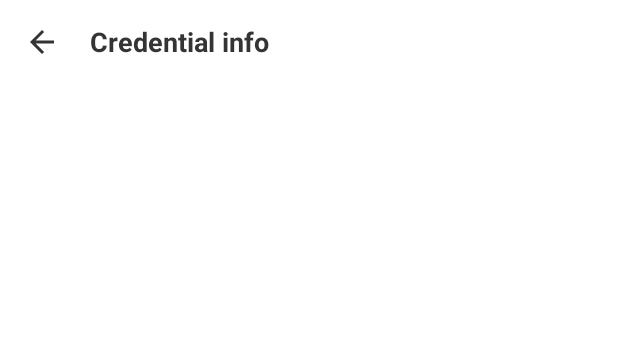
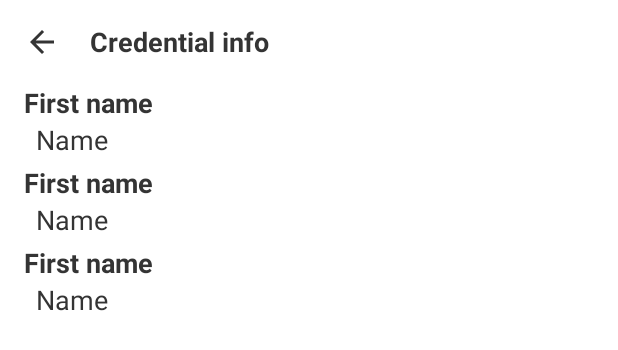
Before and after one commit to alexandr7035/AffinidiID, an Android app: the layout fragment_credential_details.xml on its own in the app's theme, with its tools: preview values and no code run, on a phone screen of 412 x 824 dp. Shown: the top 350 px of the screen. Run offline under Robolectric (Android 15) with nearby library versions, the phone set to English and light mode, and no system bars.

Commit message:
Ui for credential details fragment
#43

```diff
--- a/app/src/main/res/layout/fragment_credential_details.xml
+++ b/app/src/main/res/layout/fragment_credential_details.xml
@@ -27,4 +27,17 @@
         app:layout_constraintStart_toStartOf="parent"
         app:layout_constraintTop_toBottomOf="@id/toolbar"/>
 
+    <androidx.recyclerview.widget.RecyclerView
+        android:overScrollMode="never"
+        android:id="@+id/recycler"
+        android:layout_width="0dp"
+        android:layout_height="0dp"
+        tools:listitem="@layout/view_vc_detail_field"
+        android:paddingStart="@dimen/default_fragment_margin"
+        android:paddingEnd="@dimen/default_fragment_margin"
+        app:layout_constraintStart_toStartOf="parent"
+        app:layout_constraintEnd_toEndOf="parent"
+        app:layout_constraintTop_toBottomOf="@id/toolbar"
+        app:layout_constraintBottom_toBottomOf="parent"/>
+
 </androidx.constraintlayout.widget.ConstraintLayout>
--- /dev/null
+++ b/app/src/main/res/layout/view_vc_detail_field.xml
@@ -0,0 +1,26 @@
+<?xml version="1.0" encoding="utf-8"?>
+<LinearLayout xmlns:android="http://schemas.android.com/apk/res/android"
+    android:layout_width="match_parent"
+    android:layout_height="wrap_content"
+    xmlns:app="http://schemas.android.com/apk/res-auto"
+    android:layout_marginBottom="@dimen/vc_field_spacing"
+    app:layout_goneMarginBottom="8dp"
+    xmlns:tools="http://schemas.android.com/tools"
+    android:orientation="vertical">
+
+    <TextView
+        style="@style/CredentialDetailsFieldType"
+        android:id="@+id/typeView"
+        android:layout_width="wrap_content"
+        android:layout_height="wrap_content"
+        tools:text="First name"/>
+
+    <TextView
+        android:id="@+id/valueView"
+        style="@style/CredentialDetailFieldValue"
+        android:layout_marginStart="@dimen/vc_field_value_margin"
+        android:layout_width="match_parent"
+        android:layout_height="wrap_content"
+        tools:text="Name"/>
+
+</LinearLayout>
--- /dev/null
+++ b/app/src/main/res/layout/view_vc_detail_spacing.xml
@@ -0,0 +1,5 @@
+<?xml version="1.0" encoding="utf-8"?>
+<View xmlns:android="http://schemas.android.com/apk/res/android"
+    android:layout_width="match_parent"
+    android:layout_height="@dimen/vc_details_spacing_size">
+</View>
--- a/app/src/main/res/values/dimens.xml
+++ b/app/src/main/res/values/dimens.xml
@@ -49,4 +49,6 @@
     <dimen name="available_credential_item_corners">16dp</dimen>
     <dimen name="vc_field_value_margin">8dp</dimen>
     <dimen name="vc_field_spacing">4dp</dimen>
+
+    <dimen name="vc_details_spacing_size">24dp</dimen>
 </resources>
--- a/app/src/main/res/values/strings.xml
+++ b/app/src/main/res/values/strings.xml
@@ -81,5 +81,10 @@
     <string name="error_occurred">An error occurred</string>
     <string name="eror_auth">Your access token has expired. Please, sign in again.</string>
     <string name="credential_info">Credential info</string>
+    <string name="credential_id">Credential ID</string>
+    <string name="holder_did">Holder DID</string>
+    <string name="issuer_did">Issuer DID</string>
+    <string name="expiration_date">Expiration date</string>
+    <string name="issuance_date">Issuance date</string>
 
 </resources>
--- a/app/src/main/res/values/themes.xml
+++ b/app/src/main/res/values/themes.xml
@@ -307,4 +307,16 @@
         <item name="android:textColor">@color/gray_500</item>
     </style>
 
+    <style name="CredentialDetailsFieldType">
+        <item name="android:textSize">18sp</item>
+        <item name="android:textStyle">bold</item>
+        <item name="android:textColor">@color/gray_500</item>
+    </style>
+
+    <style name="CredentialDetailFieldValue">
+        <item name="android:textSize">18sp</item>
+        <item name="android:textColor">@color/gray_500</item>
+    </style>
+
+
 </resources>
```
Also changed, not shown: app/src/main/java/by/alexandr7035/affinidi_id/di/DomainModule.kt (+6 -4 lines), app/src/main/java/by/alexandr7035/affinidi_id/presentation/credential_details/CredentialDataAdapter.kt (added, +79 -0 lines), app/src/main/java/by/alexandr7035/affinidi_id/presentation/credential_details/CredentialDataItem.kt (added, +10 -0 lines), app/src/main/java/by/alexandr7035/affinidi_id/presentation/credential_details/CredentialDetailsFragment.kt (+25 -1 lines), app/src/main/java/by/alexandr7035/affinidi_id/presentation/credential_details/CredentialDetailsViewModel.kt (+63 -1 lines), domain/src/main/java/by/alexandr7035/affinidi_id/domain/usecase/credentials/GetCredentialDetailsUseCase.kt (added, +26 -0 lines).
